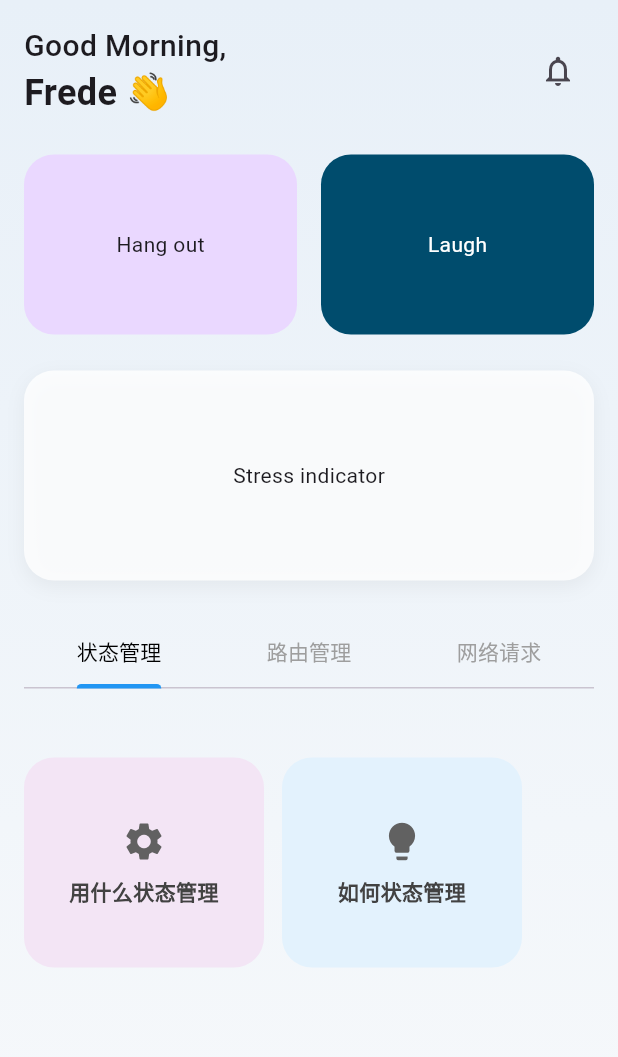
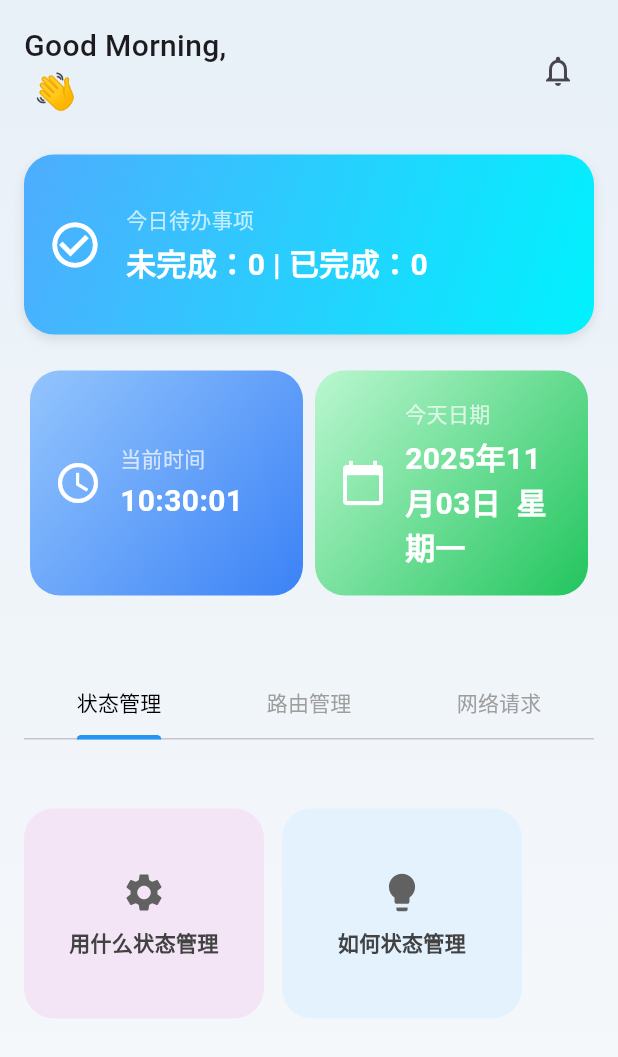
Before and after one commit to gnail7/flutter, a Flutter app: the HomePage screen opened by its route, on a phone screen of 412 x 824 dp. Shown: the top 1057 px of the screen. Run offline on Flutter 3.47's test engine with Material 3 defaults, Android fonts, the phone set to English and light mode, and no system bars; our stand-ins replace dio, get.

Commit message:
代码暂存

```diff
--- a/lib/main.dart
+++ b/lib/main.dart
@@ -2,11 +2,12 @@
 import 'package:flutter/material.dart';
 import 'package:get/get.dart';
 import 'package:op_flutter/pages/login/login_controller.dart';
+import 'package:op_flutter/widgets/todolist/todolist.dart';
 import 'routes/app_routes.dart';
 
 void main() {
   Get.put(LoginController(), permanent: true); // permanent: true 保证不会被释放
-
+  Get.put(TodoController(), permanent: true);
   runApp(const MyApp());
 }
 
--- a/lib/pages/home/home_page.dart
+++ b/lib/pages/home/home_page.dart
@@ -1,9 +1,41 @@
+import 'dart:async';
 import 'package:flutter/material.dart';
 import 'package:get/get.dart';
-import '../../routes/app_routes.dart'; // 引入路由常量
+import 'package:op_flutter/pages/login/login_controller.dart';
+import 'package:op_flutter/widgets/todolist/todolist.dart';
+import '../../routes/app_routes.dart';
+
+// 时间控制器
+class TimeController extends GetxController {
+  var currentTime = ''.obs;
+  var currentDate = ''.obs;
+
+  @override
+  void onInit() {
+    super.onInit();
+    _updateTime();
+    Timer.periodic(const Duration(seconds: 1), (timer) => _updateTime());
+  }
+
+  void _updateTime() {
+    final now = DateTime.now();
+    currentTime.value = "${now.hour.toString().padLeft(2, '0')}:${now.minute.toString().padLeft(2, '0')}:${now.second.toString().padLeft(2, '0')}";
+    currentDate.value =
+    "${now.year}年${now.month.toString().padLeft(2, '0')}月${now.day.toString().padLeft(2, '0')}日  ${_getWeekday(now.weekday)}";
+  }
+
+  String _getWeekday(int weekday) {
+    const week = ['一', '二', '三', '四', '五', '六', '日'];
+    return '星期${week[weekday - 1]}';
+  }
+}
 
 class HomePage extends StatelessWidget {
-  const HomePage({super.key});
+  HomePage({super.key});
+
+  final TimeController timeController = Get.put(TimeController());
+  final TodoController todoController = Get.find();
+  final LoginController loginController = Get.find();
 
   @override
   Widget build(BuildContext context) {
@@ -30,17 +62,20 @@ class HomePage extends StatelessWidget {
                   Row(
                     mainAxisAlignment: MainAxisAlignment.spaceBetween,
                     children: [
-                      const Column(
+                      Column(
                         crossAxisAlignment: CrossAxisAlignment.start,
                         children: [
                           Text(
                             'Good Morning,',
-                            style: TextStyle(fontSize: 20, fontWeight: FontWeight.w500),
+                            style:
+                            TextStyle(fontSize: 20, fontWeight: FontWeight.w500),
                           ),
-                          Text(
-                            'Frede 👋',
-                            style: TextStyle(fontSize: 24, fontWeight: FontWeight.bold),
-                          ),
+                          Obx(() {
+                            return Text(
+                              '${loginController.username.value} 👋',
+                              style: const TextStyle(fontSize: 24, fontWeight: FontWeight.bold),
+                            );
+                          }),
                         ],
                       ),
                       IconButton(
@@ -50,57 +85,37 @@ class HomePage extends StatelessWidget {
                     ],
                   ),
                   const SizedBox(height: 24),
+                  // ✅ 添加 Todo 概览卡片
+                  Obx(() => _buildTodoCard(
+                    completed: todoController.completed,
+                    pending: todoController.pending,
+                  )),
+                  const SizedBox(height: 24),
 
-                  // 两个卡片
+                  // 时间 & 日期 卡片
                   Row(
                     children: [
                       Expanded(
-                        child: Container(
-                          height: 120,
-                          margin: const EdgeInsets.only(right: 8),
-                          decoration: BoxDecoration(
-                            color: const Color(0xFFEAD8FF),
-                            borderRadius: BorderRadius.circular(20),
-                          ),
-                          child: const Center(child: Text("Hang out")),
-                        ),
+                        child: Obx(() => _buildTimeCard(
+                          title: "当前时间",
+                          value: timeController.currentTime.value,
+                          color1: 0xFF93C5FD,
+                          color2: 0xFF3B82F6,
+                          icon: Icons.access_time,
+                        )),
                       ),
                       Expanded(
-                        child: Container(
-                          height: 120,
-                          margin: const EdgeInsets.only(left: 8),
-                          decoration: BoxDecoration(
-                            color: const Color(0xFF004C6D),
-                            borderRadius: BorderRadius.circular(20),
-                          ),
-                          child: const Center(
-                            child: Text(
-                              "Laugh",
-                              style: TextStyle(color: Colors.white),
-                            ),
-                          ),
-                        ),
+                        child: Obx(() => _buildTimeCard(
+                          title: "今天日期",
+                          value: timeController.currentDate.value,
+                          color1: 0xFFBBF7D0,
+                          color2: 0xFF22C55E,
+                          icon: Icons.calendar_today,
+                        )),
                       ),
                     ],
                   ),
                   const SizedBox(height: 24),
-
-                  // Stress Indicator
-                  Container(
-                    height: 140,
-                    decoration: BoxDecoration(
-                      color: Colors.white.withOpacity(0.8),
-                      borderRadius: BorderRadius.circular(20),
-                      boxShadow: [
-                        BoxShadow(
-                          color: Colors.black.withOpacity(0.05),
-                          blurRadius: 10,
-                          offset: const Offset(0, 4),
-                        ),
-                      ],
-                    ),
-                    child: const Center(child: Text("Stress indicator")),
-                  ),
                   const SizedBox(height: 24),
 
                   // -------------------- 模块 Tabs --------------------
@@ -129,8 +144,10 @@ class HomePage extends StatelessWidget {
                                 scrollDirection: Axis.horizontal,
                                 child: Row(
                                   children: [
-                                    _buildCard("用什么状态管理", 0xFFF3E5F5, Icons.settings, AppRoutes.stateWhat),
-                                    _buildCard("如何状态管理", 0xFFE3F2FD, Icons.lightbulb, AppRoutes.stateHow),
+                                    _buildCard("用什么状态管理", 0xFFF3E5F5,
+                                        Icons.settings, AppRoutes.stateWhat),
+                                    _buildCard("如何状态管理", 0xFFE3F2FD,
+                                        Icons.lightbulb, AppRoutes.stateHow),
                                   ],
                                 ),
                               ),
@@ -139,8 +156,10 @@ class HomePage extends StatelessWidget {
                                 scrollDirection: Axis.horizontal,
                                 child: Row(
                                   children: [
-                                    _buildCard("用什么路由管理", 0xFFFFCDD2, Icons.navigation, AppRoutes.routerWhat),
-                                    _buildCard("如何路由管理", 0xFFFFF9C4, Icons.map, AppRoutes.routerHow),
+                                    _buildCard("用什么路由管理", 0xFFFFCDD2,
+                                        Icons.navigation, AppRoutes.routerWhat),
+                                    _buildCard("如何路由管理", 0xFFFFF9C4,
+                                        Icons.map, AppRoutes.routerHow),
                                   ],
                                 ),
                               ),
@@ -149,8 +168,10 @@ class HomePage extends StatelessWidget {
                                 scrollDirection: Axis.horizontal,
                                 child: Row(
                                   children: [
-                                    _buildCard("用什么网络请求", 0xFFE1BEE7, Icons.cloud, AppRoutes.networkWhat),
-                                    _buildCard("如何网络请求", 0xFFB2DFDB, Icons.send, AppRoutes.networkHow),
+                                    _buildCard("用什么网络请求", 0xFFE1BEE7,
+                                        Icons.cloud, AppRoutes.networkWhat),
+                                    _buildCard("如何网络请求", 0xFFB2DFDB,
+                                        Icons.send, AppRoutes.networkWhat),
                                   ],
                                 ),
                               ),
@@ -161,7 +182,6 @@ class HomePage extends StatelessWidget {
                     ),
                   ),
                   const SizedBox(height: 16),
-                  // -------------------- End Tabs --------------------
                 ],
               ),
             ),
@@ -171,11 +191,60 @@ class HomePage extends StatelessWidget {
     );
   }
 
-  // -------------------- 卡片构建方法 --------------------
+  // 时间卡片
+  Widget _buildTimeCard({
+    required String title,
+    required String value,
+    required int color1,
+    required int color2,
+    required IconData icon,
+  }) {
+    return Container(
+      height: 150,
+      margin: const EdgeInsets.symmetric(horizontal: 4),
+      decoration: BoxDecoration(
+        gradient: LinearGradient(
+          colors: [Color(color1), Color(color2)],
+          begin: Alignment.topLeft,
+          end: Alignment.bottomRight,
+        ),
+        borderRadius: BorderRadius.circular(20),
+      ),
+      child: Padding(
+        padding: const EdgeInsets.all(16),
+        child: Row(
+          children: [
+            Icon(icon, color: Colors.white, size: 32),
+            const SizedBox(width: 12),
+            Expanded(
+              child: Column(
+                mainAxisAlignment: MainAxisAlignment.center,
+                crossAxisAlignment: CrossAxisAlignment.start,
+                children: [
+                  Text(title,
+                      style: const TextStyle(
+                          color: Colors.white70, fontSize: 14)),
+                  const SizedBox(height: 4),
+                  Text(value,
+                      style: const TextStyle(
+                          color: Colors.white,
+                          fontWeight: FontWeight.bold,
+                          fontSize: 20)),
+                ],
+              ),
+            ),
+          ],
+        ),
+      ),
+    );
+  }
+
+  // 模块卡片
   Widget _buildCard(String title, int color, IconData icon, String routeName) {
     return GestureDetector(
       onTap: () {
-        Get.toNamed(routeName); // 点击跳转
+        print('routername $routeName');
+        Get.toNamed(routeName);
       },
       child: Container(
         width: 160,
@@ -204,4 +273,64 @@ class HomePage extends StatelessWidget {
       ),
     );
   }
+
+  Widget _buildTodoCard({required int completed, required int pending}) {
+    return GestureDetector(
+      onTap: () {
+        Get.toNamed(AppRoutes.stateWhat); // 点击跳转到 TodoList 页面
+      },
+      child: Container(
+        height: 120,
+        decoration: BoxDecoration(
+          gradient: const LinearGradient(
+            colors: [Color(0xFF4FACFE), Color(0xFF00F2FE)],
+            begin: Alignment.topLeft,
+            end: Alignment.bottomRight,
+          ),
+          borderRadius: BorderRadius.circular(20),
+          boxShadow: [
+            BoxShadow(
+              color: Colors.black.withOpacity(0.1),
+              blurRadius: 6,
+              offset: const Offset(0, 3),
+            )
+          ],
+        ),
+        child: Padding(
+          padding: const EdgeInsets.all(16),
+          child: Row(
+            children: [
+              const Icon(Icons.check_circle_outline, color: Colors.white, size: 36),
+              const SizedBox(width: 16),
+              Expanded(
+                child: Column(
+                  mainAxisAlignment: MainAxisAlignment.center,
+                  crossAxisAlignment: CrossAxisAlignment.start,
+                  children: [
+                    const Text(
+                      "今日待办事项",
+                      style: TextStyle(
+                        color: Colors.white70,
+                        fontSize: 14,
+                      ),
+                    ),
+                    const SizedBox(height: 4),
+                    Text(
+                      "未完成：$pending | 已完成：$completed",
+                      style: const TextStyle(
+                        color: Colors.white,
+                        fontWeight: FontWeight.bold,
+                        fontSize: 20,
+                      ),
+                    ),
+                  ],
+                ),
+              ),
+            ],
+          ),
+        ),
+      ),
+    );
+  }
+
 }
--- a/lib/routes/app_routes.dart
+++ b/lib/routes/app_routes.dart
@@ -2,6 +2,9 @@
   import 'package:get/get.dart';
 import 'package:op_flutter/pages/State/StateWhat/state_what.dart';
   import 'package:op_flutter/pages/home/home_page.dart';
+import 'package:op_flutter/pages/requestDemo/request_demo.dart';
+import 'package:op_flutter/pages/routeDemo/route_demo.dart';
+import 'package:op_flutter/pages/routeDemo/route_guard.dart';
   import '../pages/login/login_page.dart';
 
   /// 所有路由路径定义
@@ -17,10 +20,10 @@ import 'package:op_flutter/pages/State/StateWhat/state_what.dart';
     // 路由管理模块
     static const routerWhat = '/router/what';
     static const routerHow = '/router/how';
+    static const routerGuard = '/guard';
 
     // 网络请求模块
     static const networkWhat = '/network/what';
-    static const networkHow = '/network/how';
   }
 
   /// 所有路由页面配置
@@ -34,6 +37,9 @@ import 'package:op_flutter/pages/State/StateWhat/state_what.dart';
         name: AppRoutes.home, // 路由路径
         page: () => HomePage(), // 对应页面
       ),
-      GetPage(name: AppRoutes.stateWhat, page: () => StateWhat())
+      GetPage(name: AppRoutes.stateWhat, page: () => StateWhat()),
+      GetPage(name: AppRoutes.routerWhat, page: () => RouteShowcasePage()),
+      GetPage(name: AppRoutes.routerGuard, page: () => TodoSummaryPage(), middlewares: [TodoGuard()]),
+      GetPage(name: AppRoutes.networkWhat, page: () => RequestDemoPage()),
     ];
   }
--- a/lib/widgets/todolist/todolist.dart
+++ b/lib/widgets/todolist/todolist.dart
@@ -36,7 +36,7 @@ class TodoController extends GetxController {
 class TodoListPage extends StatelessWidget {
   TodoListPage({super.key});
 
-  final TodoController controller = Get.put(TodoController());
+  final TodoController controller = Get.find();
   final TextEditingController _textController = TextEditingController();
 
   @override
```
Also changed, not shown: lib/network/login/api.dart (+8 -0 lines), lib/pages/State/StateWhat/state_what.dart (+36 -4 lines), lib/pages/requestDemo/request_demo.dart (added, +125 -0 lines), lib/pages/routeDemo/route_demo.dart (added, +149 -0 lines), lib/pages/routeDemo/route_guard.dart (added, +53 -0 lines), lib/widgets/todolist/todo_controller.dart (deleted, +0 -23 lines), lib/models/users/user_model.dart (added).
